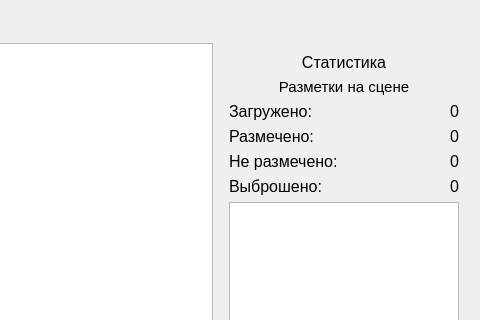
The window that desktop_app/design/annotation_page.ui (ivansoya/neural-master) describes before a commit, drawn with Qt 5; both pictures show x 908 to 1388 and y 0 to 320 of the 1388 by 855 pixel window.
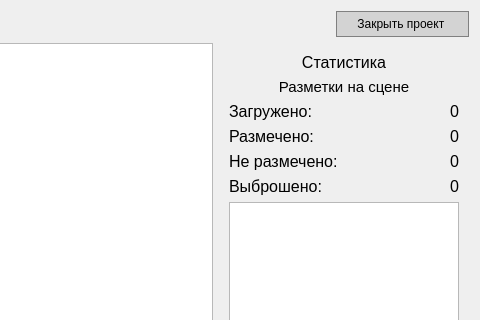
The same window after the commit. Custom widgets are drawn as their Qt base class.

Diff of the .ui file:
```diff
--- a/desktop_app/design/annotation_page.ui
+++ b/desktop_app/design/annotation_page.ui
@@ -104,6 +104,23 @@
        </property>
       </spacer>
      </item>
+     <item>
+      <widget class="QPushButton" name="button_clear_dataset">
+       <property name="styleSheet">
+        <string notr="true">QPushButton {
+padding: 5px 20px;
+border: 1px solid gray;
+}
+
+QPushButton:hover {
+	border: 1px solid #0048ff;
+}</string>
+       </property>
+       <property name="text">
+        <string>Закрыть проект </string>
+       </property>
+      </widget>
+     </item>
     </layout>
    </item>
    <item>
```
Left out of the diff: 38 changed lines with no effect on the pictures.
